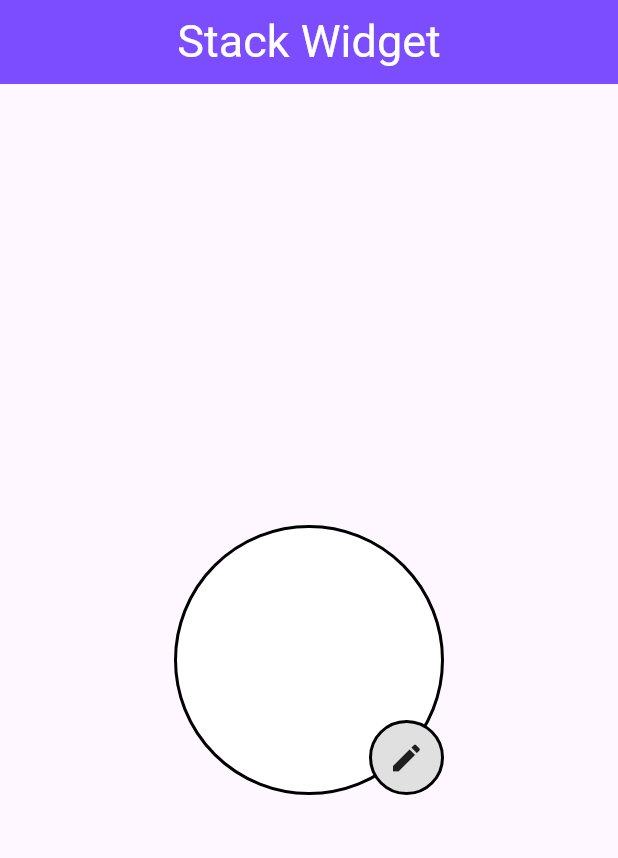
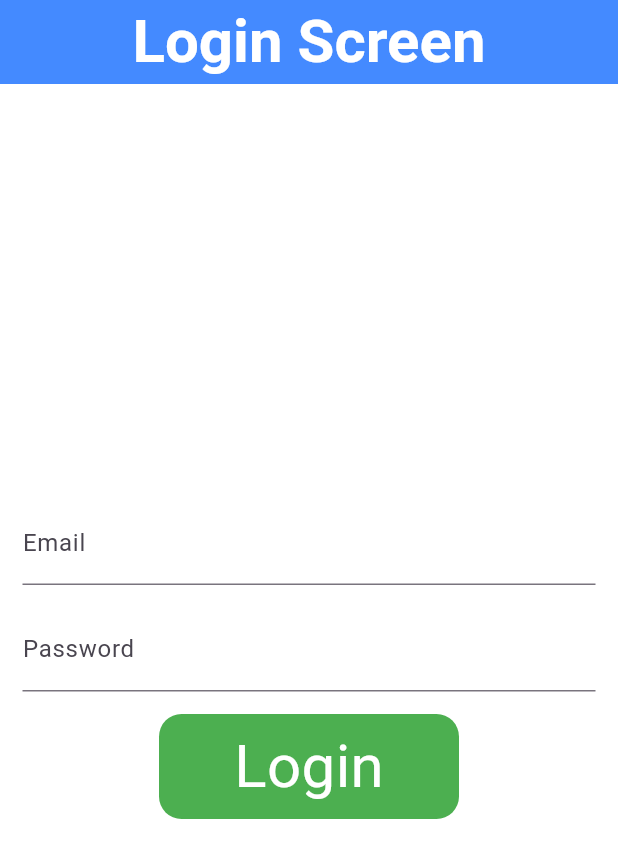
Before and after one commit to muhammadazan-code/APIs, a Flutter app: the screen it shows after launch, on a phone screen of 412 x 824 dp. Shown: the top 858 px of the screen. Run offline on Flutter 3.47's test engine with Material 3 defaults, Android fonts, the phone set to English and light mode, and no system bars; our stand-ins replace loading_animation_widget.

```diff
--- a/lib/main.dart
+++ b/lib/main.dart
@@ -1,7 +1,10 @@
+import 'dart:convert';
+
 import 'package:flutter/material.dart';
+import 'package:http/http.dart';
 
 void main() {
-  runApp(MyApp());
+  runApp(const MyApp());
 }
 
 class MyApp extends StatelessWidget {
@@ -11,51 +14,101 @@ class MyApp extends StatelessWidget {
   Widget build(BuildContext context) {
     return MaterialApp(
       home: Scaffold(
+        backgroundColor: Colors.white,
         appBar: AppBar(
-          backgroundColor: Colors.deepPurpleAccent,
           foregroundColor: Colors.white,
+          backgroundColor: Colors.blueAccent,
           title: Center(
             child: Text(
-              'Stack Widget',
-              style: TextStyle(fontSize: 30),
+              'Login Screen',
+              style: TextStyle(fontSize: 40, fontWeight: FontWeight.bold),
             ),
           ),
         ),
-        body: Center(
-          child: Stack(
-            alignment: AlignmentDirectional.bottomEnd,
-            children: [
-              Container(
-                width: 180,
-                height: 180,
-                decoration: BoxDecoration(
-                  shape: BoxShape.circle,
-                  color: Colors.white,
-                  border: Border.all(
-                    color: Colors.black,
-                    width: 2.0,
-                    style: BorderStyle.solid,
-                  ),
-                ),
-              ),
-              Container(
-                decoration: BoxDecoration(
-                  color: Colors.grey.shade300,
-                  shape: BoxShape.circle,
-                  border: Border.all(
-                    color: Colors.black,
-                    style: BorderStyle.solid,
-                    width: 2.0,
-                  ),
-                ),
-                width: 50,
-                height: 50,
-                child: Icon(Icons.edit),
-              ),
-            ],
-          ),
-        ),
+        body: CustomState(),
       ),
     );
   }
 }
+
+class CustomState extends StatefulWidget {
+  const CustomState({super.key});
+
+  @override
+  State<CustomState> createState() => _CustomStateState();
+}
+
+class _CustomStateState extends State<CustomState> {
+  TextEditingController emailController = TextEditingController();
+  TextEditingController passwordController = TextEditingController();
+  void login(String password, String email) async {
+    try {
+      Response response = await post(
+        Uri.parse('https://reqres.in/api/login'),
+        body: {
+          "email": email,
+          "password": password,
+        },
+      );
+      if (response.statusCode == 200) {
+        Map<String, dynamic> datafromJson =
+            jsonDecode(response.body.toString());
+        print(datafromJson.containsKey('id'));
+        print('Login Successfully');
+      } else {
+        print('failed');
+      }
+    } catch (e) {
+      print(e);
+    }
+  }
+
+  @override
+  Widget build(BuildContext context) {
+    return Padding(
+      padding: const EdgeInsets.all(15.0),
+      child: Column(
+        spacing: 15,
+        mainAxisAlignment: MainAxisAlignment.center,
+        crossAxisAlignment: CrossAxisAlignment.center,
+        children: [
+          TextFormField(
+            controller: emailController,
+            decoration: InputDecoration(
+              labelText: 'Email',
+            ),
+          ),
+          TextFormField(
+            controller: passwordController,
+            decoration: InputDecoration(
+              labelText: 'Password',
+            ),
+          ),
+          GestureDetector(
+            onTap: () {
+              login(passwordController.text.toString(),
+                  emailController.text.toString());
+              setState(() {});
+            },
+            child: Container(
+              alignment: Alignment.center,
+              height: 70,
+              width: 200,
+              decoration: BoxDecoration(
+                color: Colors.green,
+                borderRadius: BorderRadius.circular(15),
+              ),
+              child: Text(
+                'Login',
+                style: TextStyle(
+                  fontSize: 40,
+                  color: Colors.white,
+                ),
+              ),
+            ),
+          )
+        ],
+      ),
+    );
+  }
+}
```
